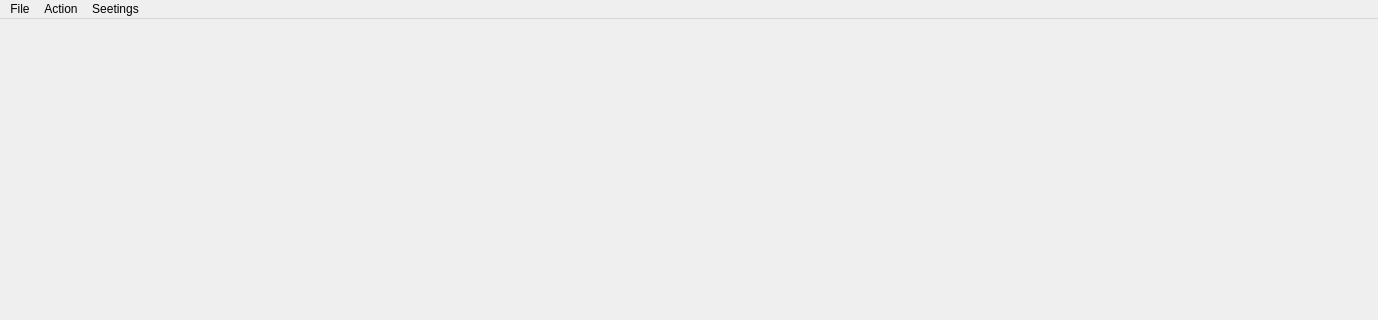
The window that ui/base.ui (ziyannchen/compViewer) describes before a commit, drawn with Qt 5; both pictures show x 0 to 1378 and y 0 to 320 of the 1378 by 701 pixel window.
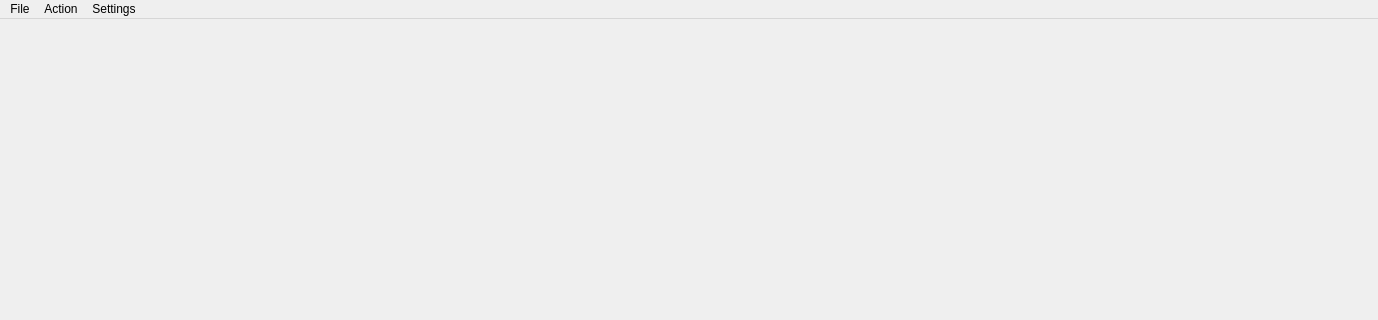
The same window after the commit.

```diff
--- a/ui/base.ui
+++ b/ui/base.ui
@@ -34,9 +34,9 @@
     <addaction name="actionSave"/>
     <addaction name="separator"/>
    </widget>
-   <widget class="QMenu" name="menuSeetings">
+   <widget class="QMenu" name="menuSettings">
     <property name="title">
-     <string>Seetings</string>
+     <string>Settings</string>
     </property>
    </widget>
    <widget class="QMenu" name="menuAction">
@@ -49,7 +49,7 @@
    </widget>
    <addaction name="menuFile"/>
    <addaction name="menuAction"/>
-   <addaction name="menuSeetings"/>
+   <addaction name="menuSettings"/>
   </widget>
   <widget class="QStatusBar" name="statusbar"/>
   <action name="actionLoadSubFolders">
```
Left out of the diff: 12 changed lines with no effect on the pictures.
